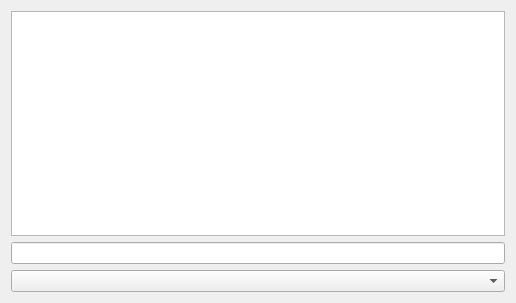
Above: ui/remoteTerminal.ui from greenorca/ECMan before the change. Below: the same form after it.
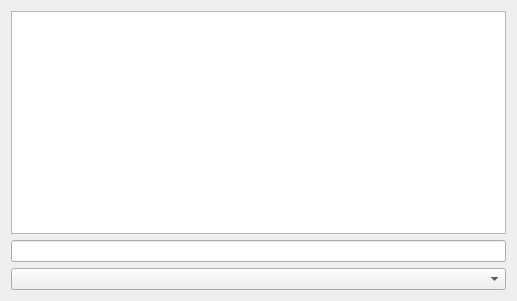
That is the form after the change.

Commit message: testing new strategy for remote terminal window (previous version works well only on Linux)

Diff of the .ui file:
```diff
--- a/ui/remoteTerminal.ui
+++ b/ui/remoteTerminal.ui
@@ -1,13 +1,13 @@
 <?xml version="1.0" encoding="UTF-8"?>
 <ui version="4.0">
- <class>Dialog</class>
- <widget class="QDialog" name="Dialog">
+ <class>Form</class>
+ <widget class="QWidget" name="Form">
   <property name="geometry">
    <rect>
     <x>0</x>
     <y>0</y>
-    <width>516</width>
-    <height>303</height>
+    <width>517</width>
+    <height>301</height>
    </rect>
   </property>
   <property name="windowTitle">
```
Left out of the diff: 2 changed lines with no effect on the pictures. Lines whose indentation alone changed are shown as unchanged. The commit also changes 2 other files.
